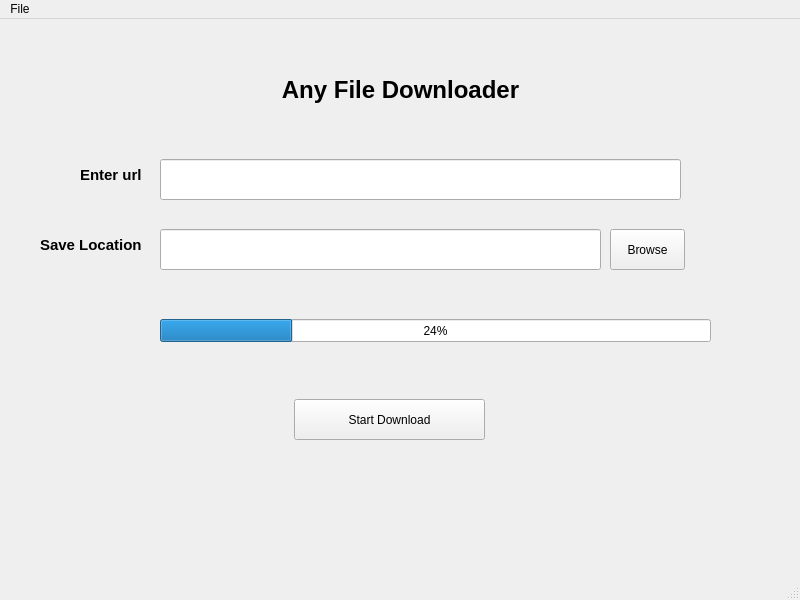
First picture: the form in main.ui, repository MohamedZidane11/file-downloader---video-downloader, before the edit.
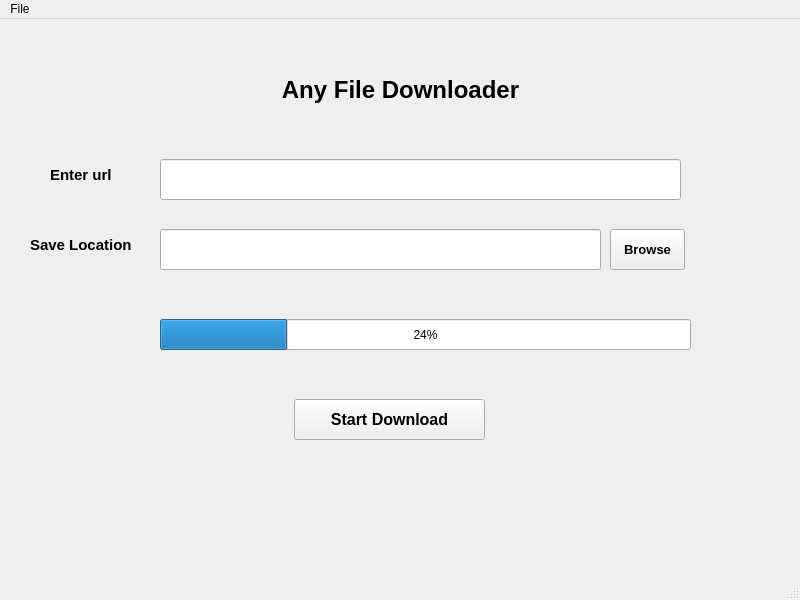
Second picture: the form after the edit. Icons and pictures are not drawn.

Commit message: creating the index.py main file, add ui stylesheet

The edit to the form file:
```diff
--- a/main.ui
+++ b/main.ui
@@ -13,6 +13,1287 @@
   <property name="windowTitle">
    <string>MainWindow</string>
   </property>
+  <property name="styleSheet">
+   <string notr="true">QToolTip
+{
+     border: 1px solid black;
+     background-color: #D1DBCB;
+     padding: 1px;
+     border-radius: 3px;
+     opacity: 100;
+}
+
+QWidget
+{
+    color: #b1b1b1;
+    background-color: #323232;
+    selection-background-color:#323232;
+    selection-color: black;
+    background-clip: border;
+    border-image: none;
+    border: 0px transparent black;
+    outline: 0;
+}
+
+QWidget:item:hover
+{
+    background-color: #D1DBCB;
+    color: black;
+}
+
+QWidget:item:selected
+{
+    background-color: #D1DBCB;
+    border: 0px
+}
+
+QCheckBox
+{
+    spacing: 5px;
+    outline: none;
+    color: #eff0f1;
+    margin-bottom: 2px;
+}
+
+QCheckBox:disabled
+{
+    color: #76797C;
+}
+
+QCheckBox::indicator,QGroupBox::indicator
+{
+    width: 18px;
+    height: 18px;
+}
+
+QGroupBox::indicator
+{
+    margin-left: 2px;
+}
+
+QCheckBox::indicator:unchecked
+{
+    image: url(:/qss_icons/rc/checkbox_unchecked.png);
+}
+
+QCheckBox::indicator:unchecked:hover,
+QCheckBox::indicator:unchecked:focus,
+QCheckBox::indicator:unchecked:pressed,
+QGroupBox::indicator:unchecked:hover,
+QGroupBox::indicator:unchecked:focus,
+QGroupBox::indicator:unchecked:pressed
+{
+  border: none;
+    image: url(:/qss_icons/rc/checkbox_unchecked_focus.png);
+}
+
+QCheckBox::indicator:checked
+{
+    image: url(:/qss_icons/rc/checkbox_checked.png);
+}
+
+QCheckBox::indicator:checked:hover,
+QCheckBox::indicator:checked:focus,
+QCheckBox::indicator:checked:pressed,
+QGroupBox::indicator:checked:hover,
+QGroupBox::indicator:checked:focus,
+QGroupBox::indicator:checked:pressed
+{
+    border: none;
+    image: url(:/qss_icons/rc/checkbox_checked_focus.png);
+}
+
+
+QCheckBox::indicator:indeterminate
+{
+    image: url(:/qss_icons/rc/checkbox_indeterminate.png);
+}
+
+QCheckBox::indicator:indeterminate:focus,
+QCheckBox::indicator:indeterminate:hover,
+QCheckBox::indicator:indeterminate:pressed
+{
+    image: url(:/qss_icons/rc/checkbox_indeterminate_focus.png);
+}
+
+QCheckBox::indicator:checked:disabled,
+QGroupBox::indicator:checked:disabled
+{
+    image: url(:/qss_icons/rc/checkbox_checked_disabled.png);
+}
+
+QCheckBox::indicator:unchecked:disabled,
+QGroupBox::indicator:unchecked:disabled
+{
+    image: url(:/qss_icons/rc/checkbox_unchecked_disabled.png);
+}
+
+QRadioButton
+{
+    spacing: 5px;
+    outline: none;
+    color: #eff0f1;
+    margin-bottom: 2px;
+}
+
+QRadioButton:disabled
+{
+    color: #76797C;
+}
+QRadioButton::indicator
+{
+    width: 21px;
+    height: 21px;
+}
+
+QRadioButton::indicator:unchecked
+{
+    image: url(:/qss_icons/rc/radio_unchecked.png);
+}
+
+
+QRadioButton::indicator:unchecked:hover,
+QRadioButton::indicator:unchecked:focus,
+QRadioButton::indicator:unchecked:pressed
+{
+    border: none;
+    outline: none;
+    image: url(:/qss_icons/rc/radio_unchecked_focus.png);
+}
+
+QRadioButton::indicator:checked
+{
+    border: none;
+    outline: none;
+    image: url(:/qss_icons/rc/radio_checked.png);
+}
+
+QRadioButton::indicator:checked:hover,
+QRadioButton::indicator:checked:focus,
+QRadioButton::indicator:checked:pressed
+{
+    border: none;
+    outline: none;
+    image: url(:/qss_icons/rc/radio_checked_focus.png);
+}
+
+QRadioButton::indicator:checked:disabled
+{
+    outline: none;
+    image: url(:/qss_icons/rc/radio_checked_disabled.png);
+}
+
+QRadioButton::indicator:unchecked:disabled
+{
+    image: url(:/qss_icons/rc/radio_unchecked_disabled.png);
+}
+
+
+QMenuBar
+{
+    background-color: #323232;
+    color: #D1DBCB;
+}
+
+QMenuBar::item
+{
+    background-color: #323232;
+    background: transparent;
+    /* padding: 2px 20px 2px 20px; */
+}
+
+QMenuBar::item:selected
+{
+    background: transparent;
+    /* border: 1px solid #76797C; */
+}
+
+QMenuBar::item:pressed
+{
+    border: 0px solid #76797C;
+    background-color: #D1DBCB;
+    color: #000;
+    margin-bottom:-1px;
+    padding-bottom:1px;
+}
+
+QMenu
+{
+    background-color: #323232;
+    /* border: 1px solid #76797C; */
+    color: #eff0f1;
+    /*margin: 2px; */
+}
+
+QMenu::icon
+{
+    /*margin: 5px;*/
+}
+
+QMenu::item
+{
+    padding: 2px 30px 2px 30px;
+    /*margin-left: 5px;*/
+    border: 1px solid transparent; /* reserve space for selection border */
+}
+
+QMenu::item:selected
+{
+    color: #000000;
+}
+
+QMenu::separator {
+    height: 2px;
+    background: #D1DBCB;
+    margin-left: 10px;
+    margin-right: 5px;
+}
+
+QMenu::indicator {
+    width: 18px;
+    height: 18px;
+}
+
+/* non-exclusive indicator = check box style indicator
+   (see QActionGroup::setExclusive) */
+QMenu::indicator:non-exclusive:unchecked {
+    image: url(:/qss_icons/rc/checkbox_unchecked.png);
+}
+
+QMenu::indicator:non-exclusive:unchecked:selected {
+    image: url(:/qss_icons/rc/checkbox_unchecked_disabled.png);
+}
+
+QMenu::indicator:non-exclusive:checked {
+    image: url(:/qss_icons/rc/checkbox_checked.png);
+}
+
+QMenu::indicator:non-exclusive:checked:selected {
+    image: url(:/qss_icons/rc/checkbox_checked_disabled.png);
+}
+
+/* exclusive indicator = radio button style indicator (see QActionGroup::setExclusive) */
+QMenu::indicator:exclusive:unchecked {
+    image: url(:/qss_icons/rc/radio_unchecked.png);
+}
+
+QMenu::indicator:exclusive:unchecked:selected {
+    image: url(:/qss_icons/rc/radio_unchecked_disabled.png);
+}
+
+QMenu::indicator:exclusive:checked {
+    image: url(:/qss_icons/rc/radio_checked.png);
+}
+
+QMenu::indicator:exclusive:checked:selected {
+    image: url(:/qss_icons/rc/radio_checked_disabled.png);
+}
+
+QMenu::right-arrow {
+    margin: 5px;
+    image: url(:/qss_icons/rc/right_arrow.png)
+}
+
+
+QWidget:disabled
+{
+    color: #454545;
+    background-color: #323232;
+}
+
+QAbstractItemView
+{
+    alternate-background-color: #323232;
+    color: #eff0f1;
+    border: 1px solid 3A3939;
+    border-radius: 2px;
+}
+
+QWidget:focus, QMenuBar:focus,QToolBar:focus,QScrollAreaViewer:focus
+{
+    /* border: 2px solid #D1DBCB; */
+}
+
+QTabWidget:focus, QCheckBox:focus, QRadioButton:focus, QSlider:focus
+{
+    border: none;
+}
+
+QLineEdit
+{
+    background-color: #1e1e1e;
+    selection-background-color: #D1DBCB;
+    selection-color: black;
+    padding: 5px;
+    border-style: solid;
+    border: 1px solid #76797C;
+    border-radius: 2px;
+    color: #eff0f1;
+}
+
+QGroupBox {
+    border:1px solid #76797C;
+    border-radius: 2px;
+    margin-top: 20px;
+}
+
+QGroupBox::title {
+    subcontrol-origin: margin;
+    subcontrol-position: top center;
+    padding-left: 10px;
+    padding-right: 10px;
+    padding-top: 10px;
+}
+
+QAbstractScrollArea
+{
+    border-radius: 0px;
+    border: 0px solid #76797C;
+    background-color: transparent;
+}
+
+QScrollBar:horizontal
+{
+    height: 15px;
+    margin: 3px 15px 3px 15px;
+    border: 1px transparent #2A2929;
+    border-radius: 4px;
+    background-color: #2A2929;
+}
+
+QScrollBar::handle:horizontal
+{
+    background-color: #605F5F;
+    min-width: 5px;
+    border-radius: 4px;
+}
+
+QScrollBar::add-line:horizontal
+{
+    margin: 0px 3px 0px 3px;
+    border-image: url(:/qss_icons/rc/right_arrow_disabled.png);
+    width: 10px;
+    height: 10px;
+    subcontrol-position: right;
+    subcontrol-origin: margin;
+}
+
+QScrollBar::sub-line:horizontal
+{
+    margin: 0px 3px 0px 3px;
+    border-image: url(:/qss_icons/rc/left_arrow_disabled.png);
+    height: 10px;
+    width: 10px;
+    subcontrol-position: left;
+    subcontrol-origin: margin;
+}
+
+QScrollBar::add-line:horizontal:hover,QScrollBar::add-line:horizontal:on
+{
+    border-image: url(:/qss_icons/rc/right_arrow.png);
+    height: 10px;
+    width: 10px;
+    subcontrol-position: right;
+    subcontrol-origin: margin;
+}
+
+
+QScrollBar::sub-line:horizontal:hover, QScrollBar::sub-line:horizontal:on
+{
+    border-image: url(:/qss_icons/rc/left_arrow.png);
+    height: 10px;
+    width: 10px;
+    subcontrol-position: left;
+    subcontrol-origin: margin;
+}
+
+QScrollBar::up-arrow:horizontal, QScrollBar::down-arrow:horizontal
+{
+    background: none;
+}
+
+
+QScrollBar::add-page:horizontal, QScrollBar::sub-page:horizontal
+{
+    background: none;
+}
+
+QScrollBar:vertical
+{
+    background-color: #2A2929;
+    width: 15px;
+    margin: 15px 3px 15px 3px;
+    border: 1px transparent #2A2929;
+    border-radius: 4px;
+}
+
+QScrollBar::handle:vertical
+{
+    background-color: #605F5F;
+    min-height: 5px;
+    border-radius: 4px;
+}
+
+QScrollBar::sub-line:vertical
+{
+    margin: 3px 0px 3px 0px;
+    border-image: url(:/qss_icons/rc/up_arrow_disabled.png);
+    height: 10px;
+    width: 10px;
+    subcontrol-position: top;
+    subcontrol-origin: margin;
+}
+
+QScrollBar::add-line:vertical
+{
+    margin: 3px 0px 3px 0px;
+    border-image: url(:/qss_icons/rc/down_arrow_disabled.png);
+    height: 10px;
+    width: 10px;
+    subcontrol-position: bottom;
+    subcontrol-origin: margin;
+}
+
+QScrollBar::sub-line:vertical:hover,QScrollBar::sub-line:vertical:on
+{
+
+    border-image: url(:/qss_icons/rc/up_arrow.png);
+    height: 10px;
+    width: 10px;
+    subcontrol-position: top;
+    subcontrol-origin: margin;
+}
+
+
+QScrollBar::add-line:vertical:hover, QScrollBar::add-line:vertical:on
+{
+    border-image: url(:/qss_icons/rc/down_arrow.png);
+    height: 10px;
+    width: 10px;
+    subcontrol-position: bottom;
+    subcontrol-origin: margin;
+}
+
+QScrollBar::up-arrow:vertical, QScrollBar::down-arrow:vertical
+{
+    background: none;
+}
+
+
+QScrollBar::add-page:vertical, QScrollBar::sub-page:vertical
+{
+    background: none;
+}
+
+QTextEdit
+{
+    background-color: #1e1e1e;
+    color: #eff0f1;
+    border: 1px solid #76797C;
+}
+
+QPlainTextEdit
+{
+    background-color: #1e1e1e;;
+    color: #eff0f1;
+    border-radius: 2px;
+    border: 1px solid #76797C;
+}
+
+QHeaderView::section
+{
+    background-color: #76797C;
+    color: #eff0f1;
+    padding: 5px;
+    border: 1px solid #76797C;
+}
+
+QSizeGrip {
+    image: url(:/qss_icons/rc/sizegrip.png);
+    width: 12px;
+    height: 12px;
+}
+
+
+QMainWindow::separator
+{
+    background-color: #323232;
+    color: white;
+    padding-left: 4px;
+    spacing: 2px;
+    border: 1px dashed #76797C;
+}
+
+QMainWindow::separator:hover
+{
+
+    background-color: #787876;
+    color: white;
+    padding-left: 4px;
+    border: 1px solid #76797C;
+    spacing: 2px;
+}
+
+
+QMenu::separator
+{
+    height: 1px;
+    background-color: #76797C;
+    color: white;
+    padding-left: 4px;
+    margin-left: 10px;
+    margin-right: 5px;
+}
+
+QFrame
+{
+    border-radius: 0px;
+    /*border: 1px solid #76797C;*/
+}
+
+
+QFrame[frameShape=&quot;0&quot;]
+{
+    border-radius: 0px;
+    border: 0px transparent #76797C;
+}
+
+QStackedWidget
+{
+    border: 1px transparent black;
+}
+
+QToolBar {
+    border: 0px transparent #393838;
+    background: 0px solid #323232;
+    font-weight: bold;
+}
+
+QToolBar::handle:horizontal {
+    image: url(:/qss_icons/rc/Hmovetoolbar.png);
+}
+QToolBar::handle:vertical {
+    image: url(:/qss_icons/rc/Vmovetoolbar.png);
+}
+QToolBar::separator:horizontal {
+    image: url(:/qss_icons/rc/Hsepartoolbar.png);
+}
+QToolBar::separator:vertical {
+    image: url(:/qss_icons/rc/Vsepartoolbar.png);
+}
+QToolButton#qt_toolbar_ext_button {
+    background: #58595a
+}
+
+QPushButton
+{
+    color: #eff0f1;
+    background-color: #323232;
+    border-width: 1px;
+    border-color: #76797C;
+    border-style: solid;
+    padding: 5px;
+    border-radius: 0px;
+    outline: none;
+}
+
+QPushButton:disabled
+{
+    background-color: #323232;
+    border-width: 1px;
+    border-color: #454545;
+    border-style: solid;
+    padding-top: 5px;
+    padding-bottom: 5px;
+    padding-left: 10px;
+    padding-right: 10px;
+    border-radius: 2px;
+    color: #454545;
+}
+
+QPushButton:focus {
+    background-color: #D1DBCB;
+    color: black;
+}
+
+QPushButton:pressed
+{
+    color: black;
+    background-color: #D1DBCB;
+    padding-top: -15px;
+    padding-bottom: -17px;
+}
+
+QComboBox
+{
+    selection-background-color: #D1DBCB;
+    background-color: #31363B;
+    border-style: solid;
+    border: 1px solid #76797C;
+    border-radius: 2px;
+    padding: 5px;
+    min-width: 75px;
+}
+
+QPushButton:checked{
+    background-color: #76797C;
+    border-color: #6A6969;
+}
+
+QComboBox:hover,QPushButton:hover,QAbstractSpinBox:hover,QLineEdit:hover,QTextEdit:hover,QPlainTextEdit:hover,QAbstractView:hover,QTreeView:hover
+{
+    border: 1px solid #D1DBCB;
+}
+
+QComboBox:on
+{
+    padding-top: 0px;
+    padding-left: 4px;
+    selection-background-color: #4a4a4a;
+}
+
+QComboBox QAbstractItemView
+{
+    background-color: #1e1e1e;
+    border-radius: 2px;
+    border: 1px solid #76797C;
+    selection-background-color: #D1DBCB;
+}
+
+QComboBox::drop-down
+{
+    subcontrol-origin: padding;
+    subcontrol-position: top right;
+    width: 15px;
+
+    border-left-width: 0px;
+    border-left-color: darkgray;
+    border-left-style: solid;
+    border-top-right-radius: 3px;
+    border-bottom-right-radius: 3px;
+}
+
+QComboBox::down-arrow
+{
+    image: url(:/qss_icons/rc/down_arrow_disabled.png);
+}
+
+QComboBox::down-arrow:on, QComboBox::down-arrow:hover,
+QComboBox::down-arrow:focus
+{
+    image: url(:/qss_icons/rc/down_arrow.png);
+}
+
+QAbstractSpinBox {
+    padding: 2px;
+    margin: 2px;
+    background-color: #1e1e1e;
+    color: #eff0f1;
+    border-radius: 0px;
+    min-width: 75px;
+    selection-background-color: #D1DBCB;
+    selection-color: black;
+}
+
+QAbstractSpinBox:up-button
+{
+    background-color: transparent;
+    subcontrol-origin: border;
+    subcontrol-position: center right;
+}
+
+QAbstractSpinBox:down-button
+{
+    background-color: transparent;
+    subcontrol-origin: border;
+    subcontrol-position: center left;
+}
+
+QAbstractSpinBox::up-arrow,QAbstractSpinBox::up-arrow:disabled,QAbstractSpinBox::up-arrow:off {
+    image: url(:/qss_icons/rc/up_arrow_disabled.png);
+    width: 10px;
+    height: 10px;
+}
+QAbstractSpinBox::up-arrow:hover
+{
+    image: url(:/qss_icons/rc/up_arrow.png);
+}
+
+
+QAbstractSpinBox::down-arrow,QAbstractSpinBox::down-arrow:disabled,QAbstractSpinBox::down-arrow:off
+{
+    image: url(:/qss_icons/rc/down_arrow_disabled.png);
+    width: 10px;
+    height: 10px;
+}
+QAbstractSpinBox::down-arrow:hover
+{
+    image: url(:/qss_icons/rc/down_arrow.png);
+}
+
+
+QLabel
+{
+    border: 0px solid black;
+    margin-left: 2px;
+    margin-right: 2px;
+    color: #D1DBCB;
+}
+
+QTabWidget{
+    border: 0px transparent black;
+}
+
+QTabWidget::pane {
+    border: 1px solid #76797C;
+    padding: 5px;
+    margin: 0px;
+}
+
+QTabWidget::tab-bar {
+    left: 5px; /* move to the right by 5px */
+}
+
+QTabBar
+{
+    qproperty-drawBase: 0;
+    border-radius: 3px;
+}
+
+QTabBar::focus
+{
+    border: 0px transparent black;
+    color: black;
+}
+
+QTabBar::hover
+{
+    border: 0px transparent black;
+    color: black;
+}
+
+QTabBar::close-button  {
+    image: url(:/qss_icons/rc/close.png);
+    background: transparent;
+}
+
+QTabBar::close-button:hover
+{
+    image: url(:/qss_icons/rc/close-hover.png);
+    background: transparent;
+}
+
+QTabBar::close-button:pressed {
+    image: url(:/qss_icons/rc/close-pressed.png);
+    background: transparent;
+}
+
+/* TOP TABS */
+QTabBar::tab:top {
+    color: #eff0f1;
+    border: 1px solid #76797C;
+    border-bottom: 1px transparent black;
+    background-color: #323232;
+    padding: 5px;
+    min-width: 50px;
+    border-top-left-radius: 2px;
+    border-top-right-radius: 2px;
+}
+
+QTabBar::tab:top:!selected
+{
+    color: #eff0f1;
+    background-color: #54575B;
+    border: 1px solid #76797C;
+    border-bottom: 1px transparent black;
+    border-top-left-radius: 2px;
+    border-top-right-radius: 2px;
+}
+
+QTabBar::tab:top:!selected:hover {
+    background-color: #D1DBCB;
+    color: black;
+}
+
+/* BOTTOM TABS */
+QTabBar::tab:bottom {
+    color: #eff0f1;
+    border: 1px solid #76797C;
+    border-top: 1px transparent black;
+    background-color: #323232;
+    padding: 5px;
+    border-bottom-left-radius: 2px;
+    border-bottom-right-radius: 2px;
+    min-width: 50px;
+}
+
+QTabBar::tab:bottom:!selected
+{
+    color: #eff0f1;
+    background-color: #54575B;
+    border: 1px solid #76797C;
+    border-top: 1px transparent black;
+    border-bottom-left-radius: 2px;
+    border-bottom-right-radius: 2px;
+}
+
+QTabBar::tab:bottom:!selected:hover {
+    background-color: #D1DBCB;
+    color: black;
+}
+
+/* LEFT TABS */
+QTabBar::tab:left {
+    color: #eff0f1;
+    border: 1px solid #76797C;
+    border-left: 1px transparent black;
+    background-color: #323232;
+    padding: 5px;
+    border-top-right-radius: 2px;
+    border-bottom-right-radius: 2px;
+    min-height: 50px;
+}
+
+QTabBar::tab:left:!selected
+{
+    color: #eff0f1;
+    background-color: #54575B;
+    border: 1px solid #76797C;
+    border-left: 1px transparent black;
+    border-top-right-radius: 2px;
+    border-bottom-right-radius: 2px;
+}
+
+QTabBar::tab:left:!selected:hover {
+    background-color: #D1DBCB;
+    color: black;
+}
+
+
+/* RIGHT TABS */
+QTabBar::tab:right {
+    color: #eff0f1;
+    border: 1px solid #76797C;
+    border-right: 1px transparent black;
+    background-color: #323232;
+    padding: 5px;
+    border-top-left-radius: 2px;
+    border-bottom-left-radius: 2px;
+    min-height: 50px;
+}
+
+QTabBar::tab:right:!selected
+{
+    color: #eff0f1;
+    background-color: #54575B;
+    border: 1px solid #76797C;
+    border-right: 1px transparent black;
+    border-top-left-radius: 2px;
+    border-bottom-left-radius: 2px;
+}
+
+QTabBar::tab:right:!selected:hover {
+    background-color: #D1DBCB;
+    color: black;
+}
+
+QTabBar QToolButton::right-arrow:enabled {
+     image: url(:/qss_icons/rc/right_arrow.png);
+ }
+
+ QTabBar QToolButton::left-arrow:enabled {
+     image: url(:/qss_icons/rc/left_arrow.png);
+ }
+
+QTabBar QToolButton::right-arrow:disabled {
+     image: url(:/qss_icons/rc/right_arrow_disabled.png);
+ }
+
+ QTabBar QToolButton::left-arrow:disabled {
+     image: url(:/qss_icons/rc/left_arrow_disabled.png);
+ }
+
+
+QDockWidget {
+    background: #323232;
+    border: 1px solid #403F3F;
+    titlebar-close-icon: url(:/qss_icons/rc/close.png);
+    titlebar-normal-icon: url(:/qss_icons/rc/undock.png);
+}
+
+QDockWidget::close-button, QDockWidget::float-button {
+    border: 1px solid transparent;
+    border-radius: 2px;
+    background: transparent;
+}
+
+QDockWidget::close-button:hover, QDockWidget::float-button:hover {
+    background: rgba(255, 255, 255, 10);
+}
+
+QDockWidget::close-button:pressed, QDockWidget::float-button:pressed {
+    padding: 1px -1px -1px 1px;
+    background: rgba(255, 255, 255, 10);
+}
+
+QTreeView, QListView
+{
+    border: 1px solid #76797C;
+    background-color: #1e1e1e;
+}
+
+QTreeView:branch:selected, QTreeView:branch:hover
+{
+    background: url(:/qss_icons/rc/transparent.png);
+}
+
+QTreeView::branch:has-siblings:!adjoins-item {
+    border-image: url(:/qss_icons/rc/transparent.png);
+}
+
+QTreeView::branch:has-siblings:adjoins-item {
+    border-image: url(:/qss_icons/rc/transparent.png);
+}
+
+QTreeView::branch:!has-children:!has-siblings:adjoins-item {
+    border-image: url(:/qss_icons/rc/transparent.png);
+}
+
+QTreeView::branch:has-children:!has-siblings:closed,
+QTreeView::branch:closed:has-children:has-siblings {
+    image: url(:/qss_icons/rc/branch_closed.png);
+}
+
+QTreeView::branch:open:has-children:!has-siblings,
+QTreeView::branch:open:has-children:has-siblings  {
+    image: url(:/qss_icons/rc/branch_open.png);
+}
+
+QTreeView::branch:has-children:!has-siblings:closed:hover,
+QTreeView::branch:closed:has-children:has-siblings:hover {
+    image: url(:/qss_icons/rc/branch_closed-on.png);
+    }
+
+QTreeView::branch:open:has-children:!has-siblings:hover,
+QTreeView::branch:open:has-children:has-siblings:hover  {
+    image: url(:/qss_icons/rc/branch_open-on.png);
+    }
+
+QListView::item:!selected:hover, QTreeView::item:!selected:hover  {
+    background: #848383;
+    outline: 0;
+    color: #eff0f1;
+}
+
+QListView::item:selected:hover, QTreeView::item:selected:hover  {
+    background: #D1DBCB;
+}
+
+QSlider::groove:horizontal {
+    border: 1px solid #565a5e;
+    height: 4px;
+    background: #565a5e;
+    margin: 0px;
+    border-radius: 2px;
+}
+
+QSlider::handle:horizontal {
+    background: #D1DBCB;
+    border: 1px solid #999999;
+    width: 10px;
+    height: 10px;
+    margin: -5px 0;
+}
+
+QSlider::add-page:qlineargradient {
+    background: #595858;
+    border-top-right-radius: 5px;
+    border-bottom-right-radius: 5px;
+    border-top-left-radius: 0px;
+    border-bottom-left-radius: 0px;
+}
+
+QSlider::sub-page::qlineargradient:horizontal {
+    background:  #D1DBCB;
+    border-top-right-radius: 0px;
+    border-bottom-right-radius: 0px;
+    border-top-left-radius: 5px;
+    border-bottom-left-radius: 5px;
+}
+
+QSlider::groove:vertical {
+    border: 1px solid #565a5e;
+    width: 4px;
+    background: #565a5e;
+    margin: 0px;
+    border-radius: 3px;
+}
+
+QSlider::handle:vertical {
+    background: #D1DBCB;
+    border: 1px solid #999999;
+    width: 10px;
+    height: 10px;
+    margin: 0 -5px;
+}
+
+QToolButton {
+    color: #D1DBCB;
+    background-color: transparent;
+    border: 0px transparent #76797C;
+    border-radius: 0px;
+    padding: 1px;
+    margin-right: 5px;
+}
+
+QToolButton[popupMode=&quot;1&quot;] { /* only for MenuButtonPopup */
+ padding-right: 20px; /* make way for the popup button */
+ border: 1px #76797C;
+ border-radius: 0px;
+}
+
+QToolButton[popupMode=&quot;2&quot;] { /* only for InstantPopup */
+ padding-right: 10px; /* make way for the popup button */
+ border: 0px #76797C;
+}
+
+
+QToolButton:hover, QToolButton::menu-button:hover {
+    background-color: transparent;
+    border: 1px solid #D1DBCB;
+    padding: 2px;
+}
+
+QToolButton:checked, QToolButton:pressed,
+        QToolButton::menu-button:pressed {
+    color: black;
+    background-color: #D1DBCB;
+    border: 0px solid #D1DBCB;
+    padding: 2px;
+}
+
+/* the subcontrol below is used only in the InstantPopup or DelayedPopup mode */
+QToolButton::menu-indicator {
+    image: url(:/qss_icons/rc/down_arrow.png);
+    top: -7px; left: -2px; /* shift it a bit */
+}
+
+/* the subcontrols below are used only in the MenuButtonPopup mode */
+QToolButton::menu-button {
+    border: 1px transparent #76797C;
+    border-top-right-radius: 6px;
+    border-bottom-right-radius: 6px;
+    /* 16px width + 4px for border = 20px allocated above */
+    width: 16px;
+    outline: none;
+}
+
+QToolButton::menu-arrow {
+    image: url(:/qss_icons/rc/down_arrow.png);
+}
+
+QToolButton::menu-arrow:open {
+    border: 1px solid #76797C;
+}
+
+QPushButton::menu-indicator  {
+    subcontrol-origin: padding;
+    subcontrol-position: bottom right;
+    left: 8px;
+}
+
+QTableView
+{
+    border: 1px solid #76797C;
+    gridline-color: #323232;
+    background-color: #1e1e1e;
+}
+
+
+QTableView, QHeaderView
+{
+    border-radius: 0px;
+}
+
+QTableView::item:pressed, QListView::item:pressed, QTreeView::item:pressed  {
+    background: #D1DBCB;
+    color: black;
+}
+
+QTableView::item:selected:active, QTreeView::item:selected:active, QListView::item:selected:active  {
+    background: #D1DBCB;
+    color: black;
+}
+
+QHeaderView
+{
+    background-color: #323232;
+    border: 1px transparent;
+    border-radius: 0px;
+    margin: 0px;
+    padding: 0px;
+
+}
+
+QHeaderView::section  {
+    background-color: #323232;
+    color: #eff0f1;
+    padding: 5px;
+    border: 1px solid #76797C;
+    border-radius: 0px;
+    text-align: center;
+}
+
+QHeaderView::section::vertical::first, QHeaderView::section::vertical::only-one
+{
+    border-top: 1px solid #76797C;
+}
+
+QHeaderView::section::vertical
+{
+    border-top: transparent;
+}
+
+QHeaderView::section::horizontal::first, QHeaderView::section::horizontal::only-one
+{
+    border-left: 1px solid #76797C;
+}
+
+QHeaderView::section::horizontal
+{
+    border-left: transparent;
+}
+
+
+QHeaderView::section:checked
+ {
+    color: white;
+    background-color: #848383;
+ }
+
+ /* style the sort indicator */
+QHeaderView::down-arrow {
+    image: url(:/qss_icons/rc/down_arrow.png);
+}
+
+QHeaderView::up-arrow {
+    image: url(:/qss_icons/rc/up_arrow.png);
+}
+
+
+QTableCornerButton::section {
+    background-color: #323232;
+    border: 1px transparent #76797C;
+    border-radius: 0px;
+}
+
+QToolBox  {
+    padding: 5px;
+    border: 1px transparent black;
+}
+
+QToolBox::tab {
+    color: #eff0f1;
+    background-color: #323232;
+    border: 1px solid #76797C;
+    border-bottom: 1px transparent #323232;
+    border-top-left-radius: 5px;
+    border-top-right-radius: 5px;
+}
+
+QToolBox::tab:selected { /* italicize selected tabs */
+    font: italic;
+    background-color: #323232;
+    border-color: #D1DBCB;
+ }
+
+QStatusBar::item {
+    border: 0px transparent dark;
+    margin: 0px;
+    border: 0px;
+ }
+
+
+QFrame[height=&quot;3&quot;], QFrame[width=&quot;3&quot;] {
+    background-color: #76797C;
+}
+
+
+QSplitter::handle {
+    border: 1px dashed #76797C;
+}
+
+QSplitter::handle:hover {
+    background-color: #787876;
+    border: 1px solid #76797C;
+}
+
+QSplitter::handle:horizontal {
+    width: 1px;
+}
+
+QSplitter::handle:vertical {
+    height: 1px;
+}
+
+QProgressBar {
+    border: 1px solid #76797C;
+    border-radius: 5px;
+    text-align: center;
+}
+
+QProgressBar::chunk {
+    background-color: #D1DBCB;
+}
+
+QDateEdit
+{
+    selection-background-color: #D1DBCB;
+    border-style: solid;
+    border: 1px solid #CEE343;
+    border-radius: 2px;
+    padding: 1px;
+    min-width: 75px;
+}
+
+QDateEdit:on
+{
+    padding-top: 3px;
+    padding-left: 4px;
+    selection-background-color: #4a4a4a;
+}
+
+QDateEdit QAbstractItemView
+{
+    background-color: #1e1e1e;
+    border-radius: 2px;
+    border: 1px solid #3375A3;
+    selection-background-color: #D1DBCB;
+}
+
+QDateEdit::drop-down
+{
+    subcontrol-origin: padding;
+    subcontrol-position: top right;
+    width: 15px;
+    border-left-width: 0px;
+    border-left-color: darkgray;
+    border-left-style: solid;
+    border-top-right-radius: 3px;
+    border-bottom-right-radius: 3px;
+}
+
+QDateEdit::down-arrow
+{
+    image: url(:/qss_icons/rc/down_arrow_disabled.png);
+}
+
+QDateEdit::down-arrow:on, QDateEdit::down-arrow:hover,
+QDateEdit::down-arrow:focus
+{
+    image: url(:/qss_icons/rc/down_arrow.png);
+}</string>
+  </property>
   <widget class="QWidget" name="centralwidget">
    <widget class="QLineEdit" name="lineEdit_2">
     <property name="geometry">
@@ -27,9 +1308,9 @@
    <widget class="QLabel" name="label">
     <property name="geometry">
      <rect>
-      <x>80</x>
+      <x>50</x>
       <y>140</y>
-      <width>71</width>
+      <width>81</width>
       <height>31</height>
      </rect>
     </property>
@@ -47,9 +1328,9 @@
    <widget class="QLabel" name="label_2">
     <property name="geometry">
      <rect>
-      <x>40</x>
+      <x>30</x>
       <y>210</y>
-      <width>111</width>
+      <width>121</width>
       <height>31</height>
      </rect>
     </property>
@@ -79,8 +1360,8 @@
      <rect>
       <x>160</x>
       <y>300</y>
-      <width>551</width>
-      <height>23</height>
+      <width>531</width>
+      <height>31</height>
      </rect>
     </property>
     <property name="value">
@@ -96,6 +1377,13 @@
       <height>41</height>
      </rect>
     </property>
+    <property name="font">
+     <font>
+      <pointsize>12</pointsize>
+      <weight>75</weight>
+      <bold>true</bold>
+     </font>
+    </property>
     <property name="text">
      <string>Start Download</string>
     </property>
@@ -109,6 +1397,13 @@
       <height>41</height>
      </rect>
     </property>
+    <property name="font">
+     <font>
+      <pointsize>10</pointsize>
+      <weight>75</weight>
+      <bold>true</bold>
+     </font>
+    </property>
     <property name="text">
      <string>Browse</string>
     </property>
```
The commit also changes 1 other file.
